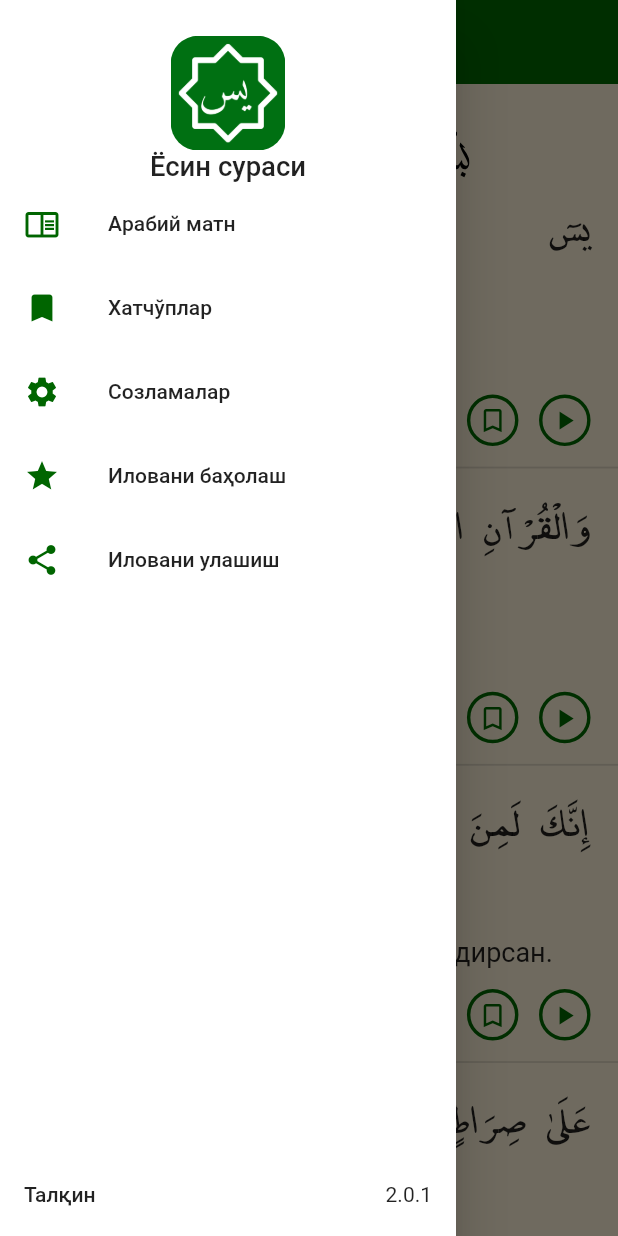
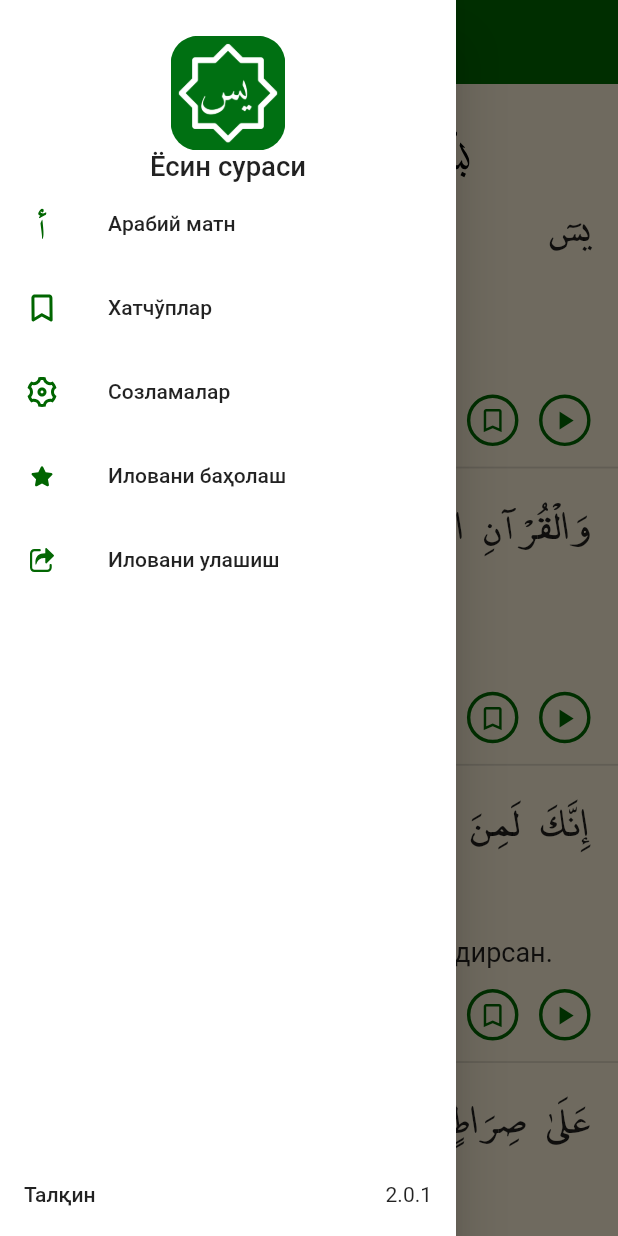
Before and after one commit to MirrikhSoftware/Yasin-flutter, a Flutter app: the screen it shows after launch, with the side drawer open, on a phone screen of 412 x 824 dp. Run offline on Flutter 3.47's test engine with Material 2 defaults, Android fonts, the phone set to English and light mode, and no system bars; our stand-ins replace audioplayers, bloc, flutter_bloc, flutter_screenutil, flutter_svg, hive_flutter and 2 more; accounts and stored records are empty.

```diff
--- a/lib/bloc/language/language_bloc.dart
+++ b/lib/bloc/language/language_bloc.dart
@@ -8,6 +8,7 @@ import '../../hive_helper/hive_helper.dart';
 part 'language_event.dart';
 part 'language_state.dart';
 
+/// It's a Bloc that emits a LanguageState when a LocaleChangedEvent is received
 class LanguageBloc extends Bloc<LanguageEvent, LanguageState> {
   LanguageBloc() : super(LanguageState('cr')) {
     on<LocaleChangedEvent>(_changeLanguage);
--- a/lib/bloc/settings/settings_bloc.dart
+++ b/lib/bloc/settings/settings_bloc.dart
@@ -11,12 +11,10 @@ class SettingsBloc extends Bloc<SettingsEvent, SettingsState> {
   double _arabicSize = AppPrefs.arabicSize;
   double _meaingSize = AppPrefs.meaningSize;
   double _trSize = AppPrefs.trSize;
-  String _locale = AppPrefs.locale;
 
   double get arabicSize => _arabicSize;
   double get meaingSize => _meaingSize;
   double get trSize => _trSize;
-  String get locale => _locale;
 
   SettingsBloc() : super(SettingsInitial()) {
     on<ArabicTextSizeChanged>(_changeArabicTextSize);
--- a/lib/core/constants/app_icons.dart
+++ b/lib/core/constants/app_icons.dart
@@ -18,4 +18,5 @@ class AppIcons {
   static const String settings = '$_path/settings.svg';
   static const String share_outlined = '$_path/share_outlined.svg';
   static const String share = '$_path/share.svg';
+  static const String rating = '$_path/rating.svg';
 }
--- a/lib/models/verse/verse_model.dart
+++ b/lib/models/verse/verse_model.dart
@@ -1,3 +1,4 @@
+/// A model class for the verse.
 // ignore_for_file: unnecessary_getters_setters
 
 import 'package:yaaseen/core/components/app_packages.dart';
--- a/lib/screens/home/bookmarks.dart
+++ b/lib/screens/home/bookmarks.dart
@@ -1,6 +1,4 @@
 import 'package:flutter/material.dart';
-import 'package:flutter_svg/parser.dart';
-import 'package:yaaseen/core/constants/app_strings.dart';
 import 'package:yaaseen/core/core.dart';
 import 'package:yaaseen/hive_helper/hive_boxes.dart';
 import 'package:yaaseen/models/verse/verse_model.dart';
--- a/lib/screens/home/reading_mode_screen.dart
+++ b/lib/screens/home/reading_mode_screen.dart
@@ -1,7 +1,5 @@
 import 'package:flutter/material.dart';
 import 'package:yaaseen/core/core.dart';
-import 'package:yaaseen/core/data/data.dart';
-import 'package:yaaseen/core/theme/theme.dart';
 import 'package:yaaseen/widgets/widgets.dart';
 
 class ReadingModeScreen extends StatelessWidget {
--- a/lib/screens/splash/splash_screen.dart
+++ b/lib/screens/splash/splash_screen.dart
@@ -2,7 +2,6 @@ import 'dart:async';
 
 import 'package:flutter/material.dart';
 import 'package:yaaseen/core/components/app_packages.dart';
-import 'package:yaaseen/core/constants/app_colors.dart';
 import 'package:yaaseen/core/constants/constants.dart';
 import 'package:yaaseen/core/data/data.dart';
 import 'package:yaaseen/hive_helper/app_prefs.dart';
--- a/lib/widgets/app_checkbox_list_tile.dart
+++ b/lib/widgets/app_checkbox_list_tile.dart
@@ -1,5 +1,4 @@
 import 'package:flutter/material.dart';
-import 'package:yaaseen/core/constants/app_colors.dart';
 import 'package:yaaseen/core/core.dart';
 
 class AppCheckboxListTile extends StatelessWidget {
--- a/lib/widgets/app_drawer.dart
+++ b/lib/widgets/app_drawer.dart
@@ -1,8 +1,8 @@
 import 'package:flutter/material.dart';
-import 'package:url_launcher/url_launcher.dart';
 import 'package:yaaseen/core/components/app_packages.dart';
 import 'package:yaaseen/core/constants/constants.dart';
 import 'package:yaaseen/route/routes.dart';
+/// It's a stateful widget that displays a drawer with a list of options
 
 class AppDrawer extends StatefulWidget {
   const AppDrawer({Key? key}) : super(key: key);
@@ -33,21 +33,21 @@ class _AppDrawerState extends State<AppDrawer> {
               style: TextStyle(fontSize: 16.sp, fontWeight: FontWeight.w500),
             ),
             _setTitle(
-              icon: Icons.chrome_reader_mode_outlined,
+              icon: AppIcons.alif,
               title: AppStrings.arabic_text.tr(),
               onTap: () {
                 AppNavigator.pushNamed(RouteNames.reading);
               },
             ),
             _setTitle(
-              icon: Icons.bookmark,
+              icon: AppIcons.bookmark_outlined,
               title: AppStrings.bookmarks.tr(),
               onTap: () {
                 AppNavigator.pushNamed(RouteNames.bookmarks);
               },
             ),
             _setTitle(
-              icon: Icons.settings,
+              icon: AppIcons.settings,
               title: AppStrings.settings.tr(),
               onTap: () {
                 AppNavigator.pushNamed(RouteNames.settings).then(
@@ -56,7 +56,7 @@ class _AppDrawerState extends State<AppDrawer> {
               },
             ),
             _setTitle(
-              icon: Icons.star,
+              icon: AppIcons.rating,
               title: AppStrings.rate_app.tr(),
               onTap: () async {
                 InAppReview inAppReview = InAppReview.instance;
@@ -64,7 +64,7 @@ class _AppDrawerState extends State<AppDrawer> {
               },
             ),
             _setTitle(
-              icon: Icons.share,
+              icon: AppIcons.share,
               title: AppStrings.share_app.tr(),
               onTap: () async {
                 await Share.share(
@@ -83,13 +83,20 @@ class _AppDrawerState extends State<AppDrawer> {
     );
   }
 
+  /// It returns a ListTile widget with a leading icon and a title.
+  ///
+  /// Args:
+  ///   icon (String): The icon to be displayed on the left side of the list tile.
+  ///   title (String): The title of the list tile.
+  ///   onTap (VoidCallback): This is the function that will be called when the user taps on the list
+  /// tile.
   ListTile _setTitle({
-    required IconData icon,
+    required String icon,
     required String title,
     VoidCallback? onTap,
   }) =>
       ListTile(
-        leading: Icon(icon, color: AppColors.green),
+        leading: SvgPicture.asset(icon, color: AppColors.green),
         title: Text(title),
         onTap: onTap,
       );
--- a/lib/widgets/arabic_text.dart
+++ b/lib/widgets/arabic_text.dart
@@ -1,8 +1,6 @@
 import 'package:flutter/material.dart';
 import 'package:yaaseen/bloc/blocs.dart';
 import 'package:yaaseen/core/core.dart';
-
-import '../hive_helper/hive_helper.dart';
 
 class ArabicText extends StatelessWidget {
   final String arabic;
--- a/lib/widgets/home_app_bar.dart
+++ b/lib/widgets/home_app_bar.dart
@@ -1,6 +1,5 @@
 import 'package:flutter/material.dart';
 import 'package:yaaseen/core/constants/app_strings.dart';
-import 'package:yaaseen/route/routes.dart';
 
 class HomeAppBar extends StatefulWidget with PreferredSizeWidget {
   const HomeAppBar({Key? key}) : super(key: key);
--- a/lib/widgets/verse_list_tile.dart
+++ b/lib/widgets/verse_list_tile.dart
@@ -1,6 +1,4 @@
-import 'package:audioplayers/audioplayers.dart';
 import 'package:flutter/material.dart';
-import 'package:flutter/services.dart';
 import 'package:yaaseen/bloc/blocs.dart';
 import 'package:yaaseen/core/core.dart';
 import 'package:yaaseen/hive_helper/app_prefs.dart';
@@ -17,7 +15,7 @@ class VerseListTile extends StatefulWidget {
 }
 
 class _VerseListTileState extends State<VerseListTile> {
-  AudioPlayer _player = AudioPlayer();
+  // AudioPlayer _player = AudioPlayer();
   late final VerseModel _verse = widget.verse;
   AppFormatter formatter = AppFormatter();
   late String number = formatter.numberFormat(_verse.verseId!);
@@ -88,7 +86,7 @@ class _VerseListTileState extends State<VerseListTile> {
                     onPressed: () async {
                       String id = '${_verse.verseId}'.padLeft(2, '0');
                       String path = 'assets/audio/yasin$id.mp3';
-                      var bytes = await rootBundle.load(path);
+                      // var bytes = await rootBundle.load(path);
                       // _player.play(BytesSource(bytes.buffer.asUint8List()));
                       MediaPlayer.play(path);
                     },
--- a/lib/widgets/widgets.dart
+++ b/lib/widgets/widgets.dart
@@ -1,3 +1,4 @@
+/// Exporting all the files in the folder to be used in other files.
 export 'rounded_icon_button.dart';
 export 'verse_list_tile.dart';
 export 'simple_app_bar.dart';
--- a/pubspec.yaml
+++ b/pubspec.yaml
@@ -21,6 +21,7 @@ dependencies:
   url_launcher: ^6.1.5
   flutter_svg: ^1.0.3
   in_app_review: ^2.0.4
+  http: ^0.13.5
 
 dev_dependencies:
   flutter_test:
```
Also changed, not shown: assets/icons/share.svg, lib/main.dart (line endings or trailing spaces), pubspec.lock, 1 other file.
